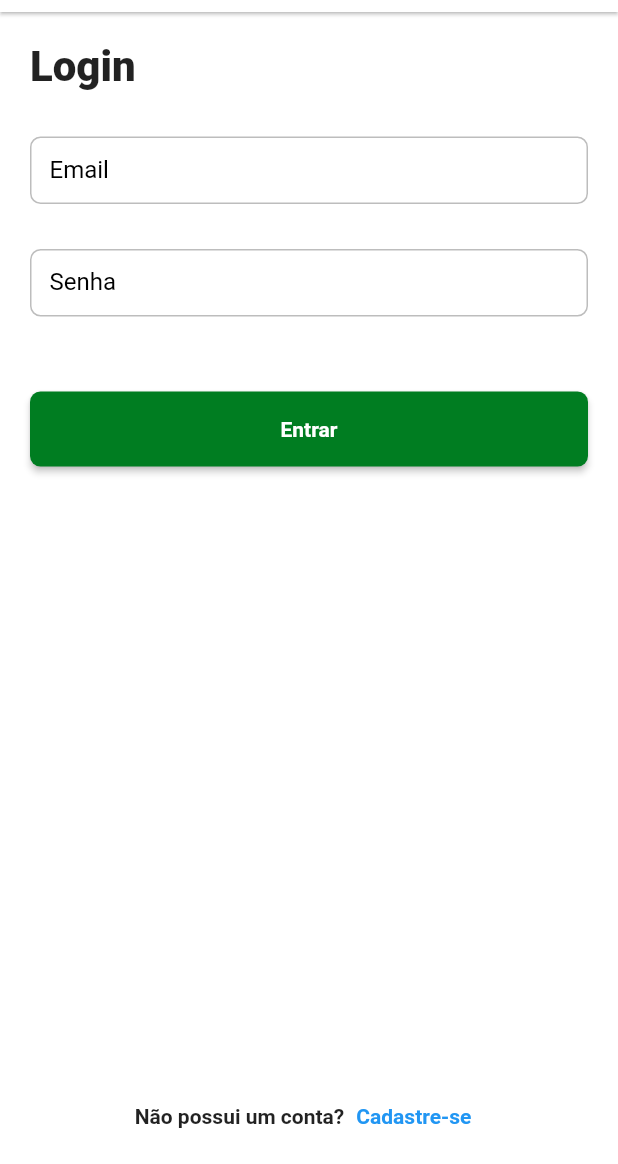
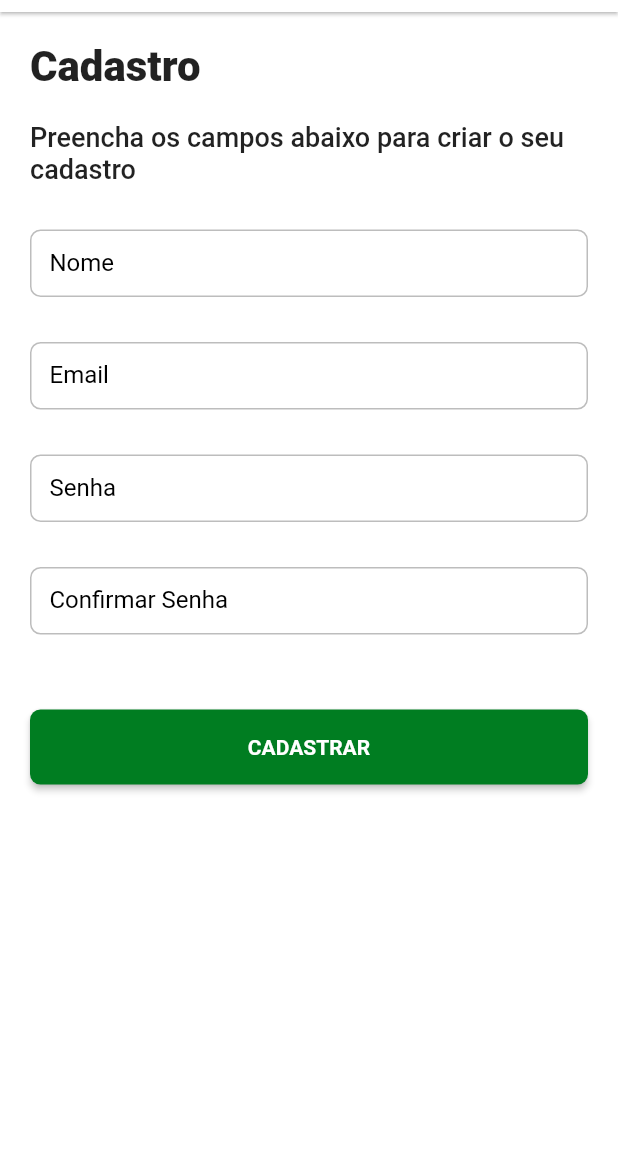
Before and after one commit to thyagosouza/dartweek9_delivery_app, a Flutter app: the LoginPage screen opened by its route, after a tap on "Cadastre-se", on a phone screen of 412 x 824 dp, the part 72-1236 px from its top. Run offline on Flutter 3.47's test engine with Material 2 defaults, Android fonts, the phone set to English and light mode, and no system bars; our stand-ins replace dio, equatable, flutter_bloc, loading_animation_widget, shared_preferences, top_snackbar_flutter; missing offline and left inert: match, validatorless; accounts and stored records are empty; Roboto replaces fonts that are missing (mplus1).

Commit message:
Implementar login

```diff
--- /dev/null
+++ b/lib/app/core/exceptions/unauthorized_exceptions.dart
@@ -0,0 +1 @@
+class UnauthorizedExceptions implements Exception {}
--- a/lib/app/core/ui/helpers/messages.dart
+++ b/lib/app/core/ui/helpers/messages.dart
@@ -21,7 +21,7 @@ mixin Messages<T extends StatefulWidget> on State<T> {
         ));
   }
 
-  void showSucess(String message) {
+  void showSuccess(String message) {
     showTopSnackBar(
         Overlay.of(context),
         CustomSnackBar.success(
--- /dev/null
+++ b/lib/app/models/auth_model.dart
@@ -0,0 +1,31 @@
+import 'dart:convert';
+
+// ignore_for_file: public_member_api_docs, sort_constructors_first
+class AuthModel {
+  //? Atributos retornados caso o login tenha sucesso!
+  final String accessToken;
+  final String refreshToken;
+  AuthModel({
+    required this.accessToken,
+    required this.refreshToken,
+  });
+
+  Map<String, dynamic> toMap() {
+    return <String, dynamic>{
+      'access_token': accessToken,
+      'refresh_token': refreshToken,
+    };
+  }
+
+  factory AuthModel.fromMap(Map<String, dynamic> map) {
+    return AuthModel(
+      accessToken: map['access_token'] as String,
+      refreshToken: map['refresh_token'] as String,
+    );
+  }
+
+  String toJson() => json.encode(toMap());
+
+  factory AuthModel.fromJson(String source) =>
+      AuthModel.fromMap(json.decode(source) as Map<String, dynamic>);
+}
--- a/lib/app/pages/auth/login/login_page.dart
+++ b/lib/app/pages/auth/login/login_page.dart
@@ -47,7 +47,7 @@ class LoginPage extends StatelessWidget {
                       child: DeliveryButton(
                         width: context.sWidth,
                         onPressed: () {},
-                        label: 'Entrar',
+                        label: 'ENTRAR',
                       ),
                     ),
                     //? SliverFillRemaining pega o restante da tela para adicionar o objeto
@@ -70,7 +70,9 @@ class LoginPage extends StatelessWidget {
                       style: context.textStyles.textBold,
                     ),
                     TextButton(
-                      onPressed: () {},
+                      onPressed: () {
+                        Navigator.of(context).pushNamed('/auth/register');
+                      },
                       child: Text(
                         'Cadastre-se',
                         style: context.textStyles.textBold
--- /dev/null
+++ b/lib/app/pages/auth/register/register_controller.dart
@@ -0,0 +1,24 @@
+import 'package:dio/dio.dart';
+import 'package:dw9_delivery_app/app/pages/auth/register/register_state.dart';
+import 'package:dw9_delivery_app/app/pages/home/home_state.dart';
+import 'package:dw9_delivery_app/app/repositories/auth/auth_repository.dart';
+import 'package:flutter_bloc/flutter_bloc.dart';
+
+class RegisterController extends Cubit<RegisterState> {
+  final AuthRepository _authRepository;
+
+  //? construtor passa ao SUPER qual o estado incial do CUBIT
+  RegisterController(this._authRepository)
+      : super(const RegisterState.initial());
+
+  Future<void> register(String name, String email, String password) async {
+    try {
+      emit(state.copyWith(status: RegisterStatus.register));
+
+      await _authRepository.register(name, email, password);
+      emit(state.copyWith(status: RegisterStatus.success));
+    } catch (e) {
+      emit(state.copyWith(status: RegisterStatus.error));
+    }
+  }
+}
--- /dev/null
+++ b/lib/app/pages/auth/register/register_page.dart
@@ -0,0 +1,152 @@
+import 'package:dw9_delivery_app/app/core/ui/base_state/base_state.dart';
+import 'package:dw9_delivery_app/app/core/ui/helpers/loader.dart';
+import 'package:dw9_delivery_app/app/core/ui/helpers/messages.dart';
+import 'package:dw9_delivery_app/app/core/ui/helpers/size_extensions.dart';
+import 'package:dw9_delivery_app/app/core/ui/styles/text_styles.dart';
+import 'package:dw9_delivery_app/app/core/ui/widgets/delivery_appbar.dart';
+import 'package:dw9_delivery_app/app/core/ui/widgets/delivery_button.dart';
+import 'package:dw9_delivery_app/app/pages/auth/register/register_controller.dart';
+import 'package:dw9_delivery_app/app/pages/auth/register/register_state.dart';
+import 'package:flutter/material.dart';
+import 'package:flutter_bloc/flutter_bloc.dart';
+import 'package:validatorless/validatorless.dart';
+
+class RegisterPage extends StatefulWidget {
+  const RegisterPage({super.key});
+
+  @override
+  State<RegisterPage> createState() => _RegisterPageState();
+}
+
+class _RegisterPageState extends BaseState<RegisterPage, RegisterController> {
+  final _formKey = GlobalKey<FormState>();
+
+  final _nameEC = TextEditingController();
+  final _emailEC = TextEditingController();
+  final _passwordEC = TextEditingController();
+//? É SEMPRE IMPORANTE FAZER O DISPOSE DO CONTROLLER PARA QUE NÃO HAJA VAZAMENTO DE MEMORIA
+  @override
+  void dispose() {
+    _nameEC.dispose();
+    _emailEC.dispose();
+    _passwordEC.dispose();
+    super.dispose();
+  }
+
+  @override
+  Widget build(BuildContext context) {
+    return BlocListener<RegisterController, RegisterState>(
+      listener: (context, state) {
+        state.status.matchAny(
+            any: () => hideLoader(),
+            register: () => showLoader(),
+            error: () {
+              hideLoader();
+              showError('Erro ao registrar usuário');
+            },
+            success: () {
+              hideLoader();
+              showSuccess('Cadastro realizado com sucesso');
+              Navigator.pop(context);
+            });
+      },
+      child: Scaffold(
+        appBar: DeliveryAppbar(),
+        body: SingleChildScrollView(
+          child: Padding(
+            padding: const EdgeInsets.all(20.0),
+            child: Form(
+              key: _formKey,
+              child: Column(
+                crossAxisAlignment: CrossAxisAlignment.start,
+                children: [
+                  Text('Cadastro', style: context.textStyles.textTitle),
+                  const SizedBox(
+                    height: 20,
+                  ),
+                  Text('Preencha os campos abaixo para criar o seu cadastro',
+                      style:
+                          context.textStyles.textMedium.copyWith(fontSize: 18)),
+                  const SizedBox(
+                    height: 30,
+                  ),
+                  TextFormField(
+                    controller: _nameEC,
+                    decoration: const InputDecoration(
+                      labelText: 'Nome',
+                    ),
+                    validator: Validatorless.required('Nome Obrigatório'),
+                  ),
+                  const SizedBox(
+                    height: 30,
+                  ),
+                  TextFormField(
+                    controller: _emailEC,
+                    decoration: const InputDecoration(
+                      labelText: 'Email',
+                    ),
+                    validator: Validatorless.multiple([
+                      Validatorless.required('Email Obrigatorio'),
+                      Validatorless.email('Email inválido'),
+                    ]),
+                  ),
+                  const SizedBox(
+                    height: 30,
+                  ),
+                  TextFormField(
+                    controller: _passwordEC,
+                    obscureText: true,
+                    decoration: const InputDecoration(
+                      labelText: 'Senha',
+                    ),
+                    validator: Validatorless.multiple([
+                      Validatorless.required('Senha Obrigatória'),
+                      Validatorless.min(
+                          6, 'Senha deve conter pelo menos 6 caracteres'),
+                    ]),
+                  ),
+                  const SizedBox(
+                    height: 30,
+                  ),
+                  TextFormField(
+                    obscureText: true,
+                    decoration: const InputDecoration(
+                      labelText: 'Confirmar Senha',
+                    ),
+                    validator: Validatorless.multiple([
+                      Validatorless.required('Confirme a senha'),
+                      Validatorless.compare(_passwordEC,
+                          'Senha diferente da confirmação de senha')
+                    ]),
+                  ),
+                  const SizedBox(
+                    height: 50,
+                  ),
+
+                  Center(
+                    child: DeliveryButton(
+                      width: context.sWidth,
+                      onPressed: () {
+                        final valid =
+                            _formKey.currentState?.validate() ?? false;
+                        if (valid) {
+                          controller.register(
+                            _nameEC.text,
+                            _emailEC.text,
+                            _passwordEC.text,
+                          );
+                        }
+                      },
+                      label: 'CADASTRAR',
+                    ),
+                  ),
+                  //? SliverFillRemaining pega o restante da tela para adicionar o objeto
+                ],
+              ),
+            ),
+          ),
+        ),
+      ),
+    );
+  }
+}
--- /dev/null
+++ b/lib/app/pages/auth/register/register_router.dart
@@ -0,0 +1,16 @@
+import 'package:dw9_delivery_app/app/pages/auth/register/register_controller.dart';
+import 'package:dw9_delivery_app/app/pages/auth/register/register_page.dart';
+import 'package:flutter/material.dart';
+import 'package:provider/provider.dart';
+
+class RegisterRouter {
+  RegisterRouter._();
+
+  static Widget get page => MultiProvider(providers: [
+        Provider(
+          create: (context) => RegisterController(
+            context.read(),
+          ),
+        )
+      ], child: const RegisterPage());
+}
--- /dev/null
+++ b/lib/app/pages/auth/register/register_state.dart
@@ -0,0 +1,30 @@
+// ignore_for_file: public_member_api_docs, sort_constructors_first
+//? Status que passará o controlador
+import 'package:match/match.dart';
+
+part 'register_state.g.dart';
+
+@match //? geração do pathern match
+enum RegisterStatus {
+  initial,
+  register,
+  success,
+  error,
+}
+
+class RegisterState {
+  final RegisterStatus status;
+  RegisterState({
+    required this.status,
+  });
+  const RegisterState.initial() : status = RegisterStatus.initial;
+
+  //? COPYWITH NECESSARIO PARA TROCA DE ESTADO
+  RegisterState copyWith({
+    RegisterStatus? status,
+  }) {
+    return RegisterState(
+      status: status ?? this.status,
+    );
+  }
+}
--- a/pubspec.yaml
+++ b/pubspec.yaml
@@ -46,6 +46,7 @@ dependencies:
   match: ^0.4.1
   auto_size_text: ^3.0.0
   shared_preferences: ^2.0.17
+  validatorless: ^1.2.3
 
 dev_dependencies:
   flutter_test:
```
Also changed, not shown: lib/app/core/provider/application_binding.dart (+7 -0 lines), lib/app/dw9_delivery_app.dart (+5 -2 lines), lib/app/repositories/auth/auth_repository.dart (added, +18 -0 lines), lib/app/repositories/auth/auth_repository_impl.dart (added, +51 -0 lines), lib/app/pages/auth/register/register_state.g.dart (added), pubspec.lock.
